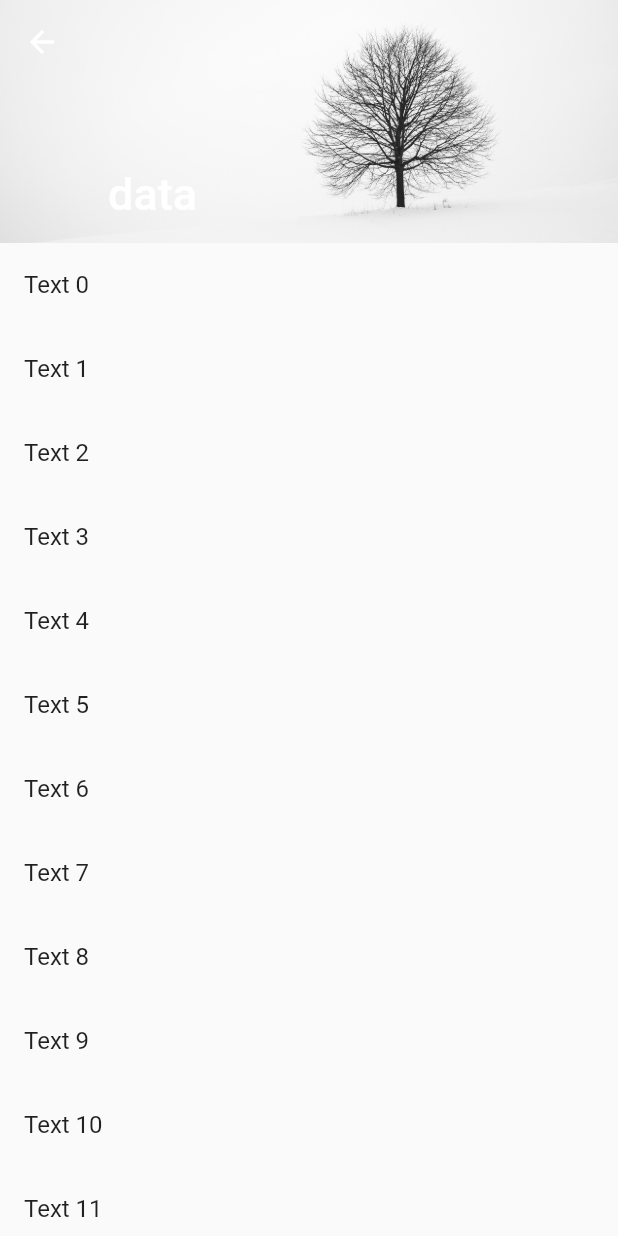
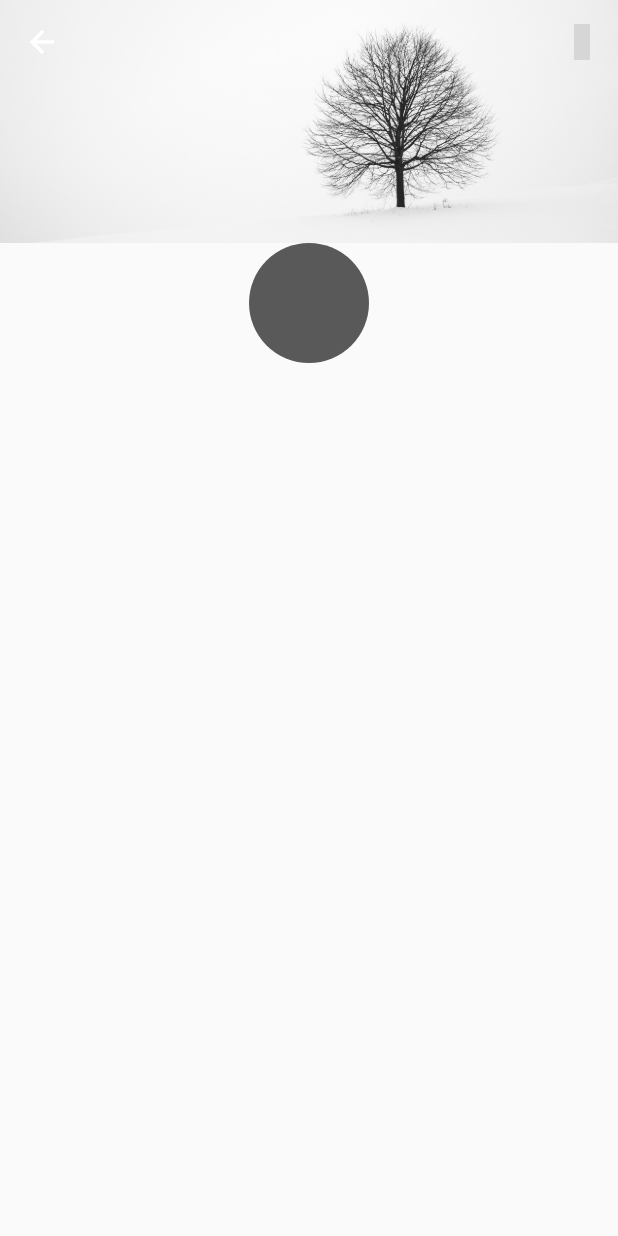
Before and after one commit to m7md-gafarr/Art-Journal-App-UI-Flutter, a Flutter app: the ProfileScreen screen opened by its route, on a phone screen of 412 x 824 dp. Run offline on Flutter 3.47's test engine with Material 2 defaults, Android fonts, the light colour scheme and no system bars; our stand-ins replace auto_size_text, device_preview, dropdown_textfield, icons_plus, iconsax, pinput and 1 more; grey boxes are pictures that could not be loaded.

```diff
--- a/lib/main.dart
+++ b/lib/main.dart
@@ -12,7 +12,7 @@ void main() {
   // runApp(DevicePreview(
   //   builder: (context) => MAIN(),
   // ));
-  runApp(MAIN());
+  runApp(const MAIN());
 }
 
 class MAIN extends StatelessWidget {
@@ -30,9 +30,9 @@ class MAIN extends StatelessWidget {
         "PassSingUp": (context) => const PassWordSingUpPage(),
         "intro": (context) => introPage(),
         "home": (context) => HomePage(),
-        "profile": (context) => ProfileScreen(),
+        "profile": (context) => const ProfileScreen(),
       },
-      home: HomePage(),
+      initialRoute: "home",
     );
   }
 }
--- a/lib/screen/Profile.dart
+++ b/lib/screen/Profile.dart
@@ -1,5 +1,6 @@
 import 'package:art_journal/const.dart';
 import 'package:flutter/material.dart';
+import 'package:icons_plus/icons_plus.dart';
 
 class ProfileScreen extends StatelessWidget {
   const ProfileScreen({super.key});
@@ -8,27 +9,42 @@ class ProfileScreen extends StatelessWidget {
   Widget build(BuildContext context) {
     return Scaffold(
       body: CustomScrollView(
+        clipBehavior: Clip.none,
         physics: BouncingScrollPhysics(),
         slivers: <Widget>[
           SliverAppBar(
+            actions: [
+              IconButton(
+                  onPressed: () {}, icon: Icon(Iconsax.more_circle_outline))
+            ],
+            clipBehavior: Clip.none,
             pinned: true,
             floating: true,
-            snap: true,
             stretch: true,
             expandedHeight: MediaQuery.of(context).size.width - 250,
             backgroundColor: Bright,
             flexibleSpace: FlexibleSpaceBar(
-              title: Text("data"),
+              centerTitle: true,
               background: Image.asset(
                 "assets/images/Caver.png",
                 fit: BoxFit.cover,
               ),
             ),
           ),
-          SliverList(
-            delegate: SliverChildBuilderDelegate(
-              (context, index) => ListTile(
-                title: Text("Text $index"),
+          SliverToBoxAdapter(
+            child: Container(
+              child: Column(
+                children: [
+                  Container(
+                    height: 80,
+                    width: 80,
+                    decoration: BoxDecoration(
+                        borderRadius: BorderRadius.all(
+                          Radius.circular(50),
+                        ),
+                        color: Dark),
+                  ),
+                ],
               ),
             ),
           )
```
Also changed, not shown: lib/Widget/Notification.dart (+22 -16 lines), lib/screen/Home.dart (+6 -3 lines), lib/screen/Notification.dart (+5 -5 lines), pubspec.yaml (+6 -10 lines), assets/Logos/Logo.png, assets/Logos/LogoSplash.png (deleted), pubspec.lock, 81 other files.
